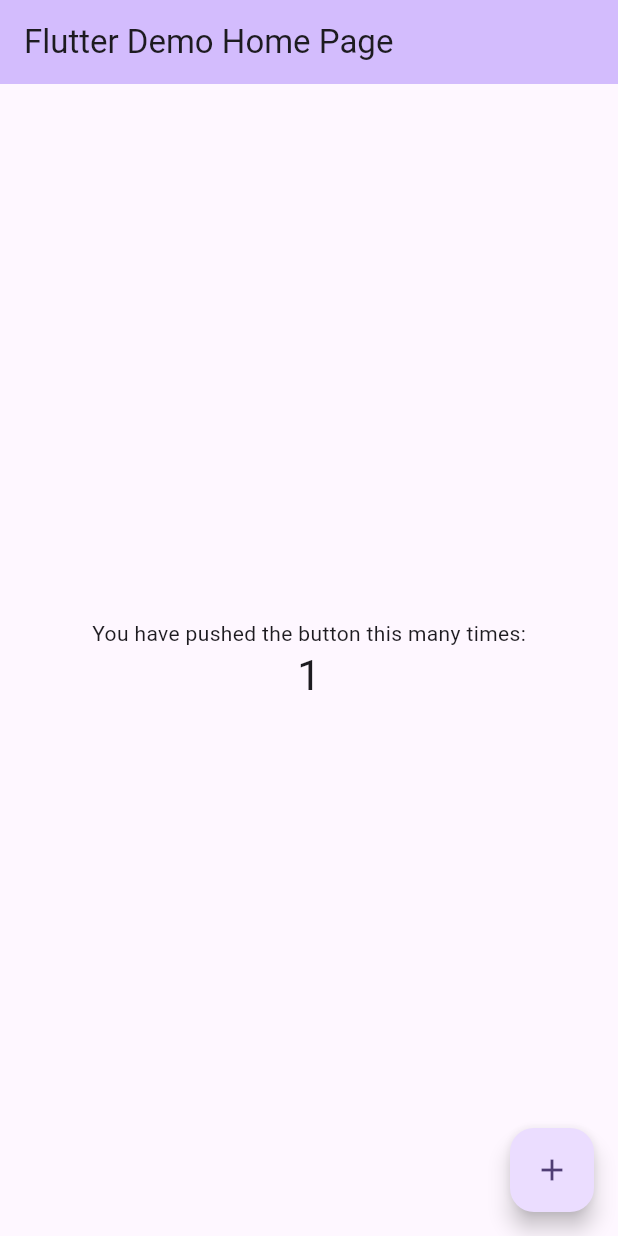
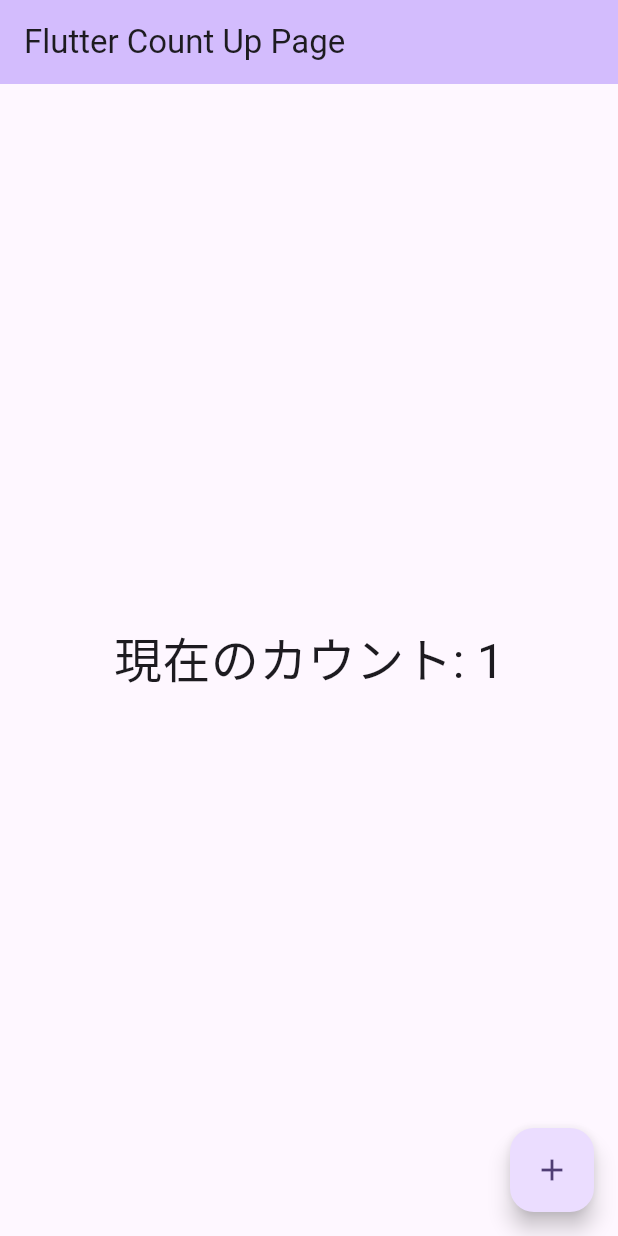
Before and after one commit to kobayashi-shota/flutter_study, a Flutter app: the screen it shows after launch, after a tap on the "add" icon, on a phone screen of 412 x 824 dp. Run offline on Flutter 3.47's test engine with Material 2 defaults, Android fonts, the phone set to English and light mode, and no system bars.

Commit message:
fix: 課題1.ボタンを押すとカウントアップされるシンプルなカウンターアプリを作成する (#7)
* fix: 課題1.ボタンを押すとカウントアップされるシンプルなカウンターアプリを作成する #1

* update: 100までカウントするとダイアログを表示する

* fix: setState内ではStateのプロパティの更新だけ行う

* update dependencies pedantic_mono: any

* update analysis_options(pedantic_mono)

* fix: lint警告(count_up_page)

* fix: lint警告(Unsorted dependencies)

* fix: lint警告(Sort directive sections alphabetically.)

* fix: limitをfinal宣言に修正

* fix: isLimitをgetterに修正

* update: ファイル名とディレクトリ構成のリファクタリング

```diff
--- a/lib/main.dart
+++ b/lib/main.dart
@@ -1,4 +1,5 @@
 import 'package:flutter/material.dart';
+import 'package:flutter_study/presentation/screen/count_up_screen.dart';
 
 void main() {
   runApp(const MyApp());
@@ -7,119 +8,15 @@ void main() {
 class MyApp extends StatelessWidget {
   const MyApp({super.key});
 
-  // This widget is the root of your application.
   @override
   Widget build(BuildContext context) {
     return MaterialApp(
-      title: 'Flutter Demo',
+      title: 'Flutter Count Up',
       theme: ThemeData(
-        // This is the theme of your application.
-        //
-        // TRY THIS: Try running your application with "flutter run". You'll see
-        // the application has a blue toolbar. Then, without quitting the app,
-        // try changing the seedColor in the colorScheme below to Colors.green
-        // and then invoke "hot reload" (save your changes or press the "hot
-        // reload" button in a Flutter-supported IDE, or press "r" if you used
-        // the command line to start the app).
-        //
-        // Notice that the counter didn't reset back to zero; the application
-        // state is not lost during the reload. To reset the state, use hot
-        // restart instead.
-        //
-        // This works for code too, not just values: Most code changes can be
-        // tested with just a hot reload.
         colorScheme: ColorScheme.fromSeed(seedColor: Colors.deepPurple),
         useMaterial3: true,
       ),
-      home: const MyHomePage(title: 'Flutter Demo Home Page'),
+      home: const CountUpScreen(title: 'Flutter Count Up Page'),
     );
   }
 }
-
-class MyHomePage extends StatefulWidget {
-  const MyHomePage({super.key, required this.title});
-
-  // This widget is the home page of your application. It is stateful, meaning
-  // that it has a State object (defined below) that contains fields that affect
-  // how it looks.
-
-  // This class is the configuration for the state. It holds the values (in this
-  // case the title) provided by the parent (in this case the App widget) and
-  // used by the build method of the State. Fields in a Widget subclass are
-  // always marked "final".
-
-  final String title;
-
-  @override
-  State<MyHomePage> createState() => _MyHomePageState();
-}
-
-class _MyHomePageState extends State<MyHomePage> {
-  int _counter = 0;
-
-  void _incrementCounter() {
-    setState(() {
-      // This call to setState tells the Flutter framework that something has
-      // changed in this State, which causes it to rerun the build method below
-      // so that the display can reflect the updated values. If we changed
-      // _counter without calling setState(), then the build method would not be
-      // called again, and so nothing would appear to happen.
-      _counter++;
-    });
-  }
-
-  @override
-  Widget build(BuildContext context) {
-    // This method is rerun every time setState is called, for instance as done
-    // by the _incrementCounter method above.
-    //
-    // The Flutter framework has been optimized to make rerunning build methods
-    // fast, so that you can just rebuild anything that needs updating rather
-    // than having to individually change instances of widgets.
-    return Scaffold(
-      appBar: AppBar(
-        // TRY THIS: Try changing the color here to a specific color (to
-        // Colors.amber, perhaps?) and trigger a hot reload to see the AppBar
-        // change color while the other colors stay the same.
-        backgroundColor: Theme.of(context).colorScheme.inversePrimary,
-        // Here we take the value from the MyHomePage object that was created by
-        // the App.build method, and use it to set our appbar title.
-        title: Text(widget.title),
-      ),
-      body: Center(
-        // Center is a layout widget. It takes a single child and positions it
-        // in the middle of the parent.
-        child: Column(
-          // Column is also a layout widget. It takes a list of children and
-          // arranges them vertically. By default, it sizes itself to fit its
-          // children horizontally, and tries to be as tall as its parent.
-          //
-          // Column has various properties to control how it sizes itself and
-          // how it positions its children. Here we use mainAxisAlignment to
-          // center the children vertically; the main axis here is the vertical
-          // axis because Columns are vertical (the cross axis would be
-          // horizontal).
-          //
-          // TRY THIS: Invoke "debug painting" (choose the "Toggle Debug Paint"
-          // action in the IDE, or press "p" in the console), to see the
-          // wireframe for each widget.
-          mainAxisAlignment: MainAxisAlignment.center,
-          children: <Widget>[
-            const Text(
-              'You have pushed the button this many times:',
-            ),
-            Text(
-              '$_counter',
-              style: Theme.of(context).textTheme.headlineMedium,
-            ),
-          ],
-        ),
-      ),
-      floatingActionButton: FloatingActionButton(
-        onPressed: _incrementCounter,
-        tooltip: 'Increment',
-        child: const Icon(Icons.add),
-      ), // This trailing comma makes auto-formatting nicer for build methods.
-    );
-  }
-}
--- /dev/null
+++ b/lib/presentation/screen/count_up_screen.dart
@@ -0,0 +1,92 @@
+import 'package:flutter/material.dart';
+
+class CountUpScreen extends StatefulWidget {
+  const CountUpScreen({super.key, required this.title});
+
+  final String title;
+
+  @override
+  State<CountUpScreen> createState() => _CountUpScreenState();
+}
+
+class _CountUpScreenState extends State<CountUpScreen> {
+  int _counter = 0;
+
+  final int limit = 100;
+
+  bool get _isLimit {
+    return _counter >= limit;
+  }
+
+  Future<void> _resetCountAndPop() async {
+    setState(() {
+      _counter = 0;
+    });
+
+    Navigator.pop(context);
+  }
+
+  void _incrementCounter() {
+    if (_isLimit) {
+      _showLimitDialog();
+      return;
+    }
+
+    setState(() {
+      _counter++;
+    });
+  }
+
+  void _showLimitDialog() {
+    showDialog<void>(
+        context: context,
+        builder: (BuildContext context) =>
+            SimpleDialog(title: const Text('お疲れ様でした🎉'), children: [
+              SimpleDialogOption(
+                onPressed: _resetCountAndPop,
+                child: const Text(
+                  'カウントをリセット',
+              style: TextStyle(
+                color: Colors.redAccent,
+                fontSize: 28,
+                fontWeight: FontWeight.bold,
+              ),
+            ),
+              ),
+          SimpleDialogOption(
+            onPressed: () => Navigator.pop(context),
+            child: const Text(
+              'キャンセル',
+              style: TextStyle(
+                color: Colors.black,
+                fontSize: 24,
+                fontWeight: FontWeight.normal,
+              ),
+            ),
+          ),
+        ],
+      ),
+    );
+  }
+
+  @override
+  Widget build(BuildContext context) {
+    return Scaffold(
+      appBar: AppBar(
+        backgroundColor: Theme.of(context).colorScheme.inversePrimary,
+        title: Text(widget.title),
+      ),
+      body: Center(
+        child: Text(
+          '現在のカウント: $_counter',
+          style: const TextStyle(fontSize: 32, fontWeight: FontWeight.w400),
+        ),
+      ),
+      floatingActionButton: FloatingActionButton(
+        onPressed: _incrementCounter,
+        tooltip: 'Increment',
+        child: const Icon(Icons.add),
+      ),
+    );
+  }
+}
```
Also changed, not shown: analysis_options.yaml (+2 -29 lines), pubspec.yaml (+4 -73 lines), 1 other file.
